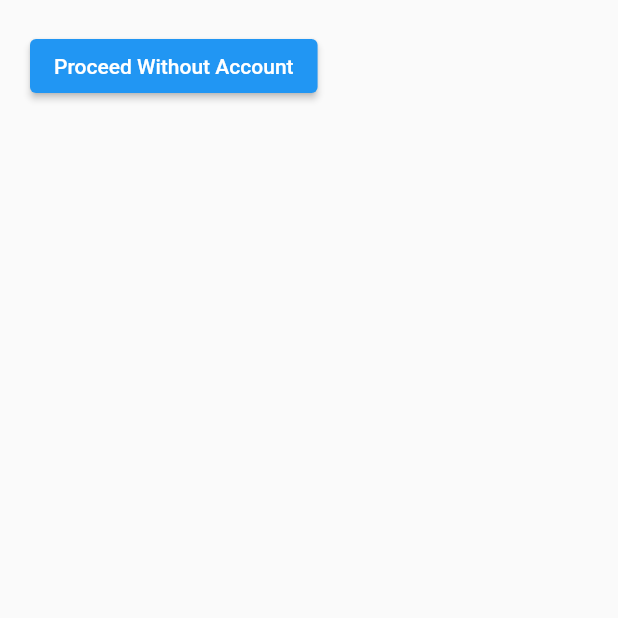
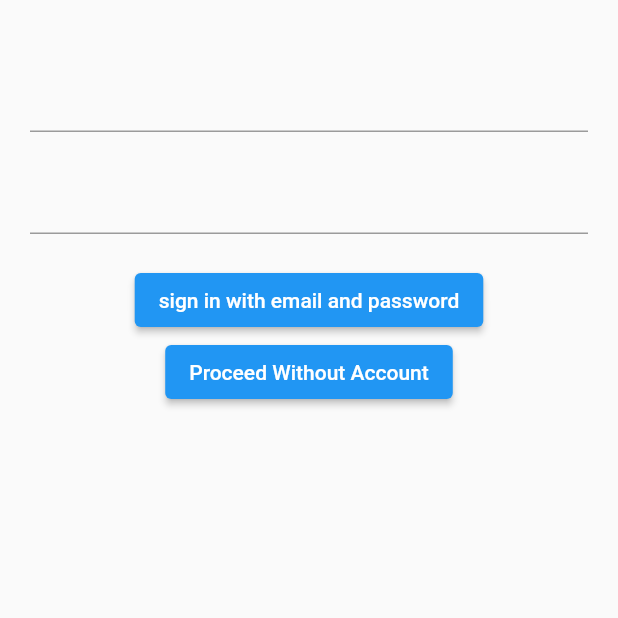
Before and after one commit to s-alad/trust, a Flutter app: the screen it shows after launch, on a phone screen of 412 x 824 dp, the top half of it. Run offline on Flutter 3.47's test engine with Material 2 defaults, Android fonts, the phone set to English and light mode, and no system bars; our stand-ins replace firebase_auth, firebase_core; accounts and stored records are empty.

Commit message:
email signin

```diff
--- a/trust/lib/screens/authenticate/sign_in.dart
+++ b/trust/lib/screens/authenticate/sign_in.dart
@@ -1,5 +1,5 @@
 import 'package:flutter/material.dart';
-import 'package:trust/screens/auth.dart';
+import 'package:trust/services/auth.dart';
 
 class SignIn extends StatefulWidget {
   const SignIn({Key? key}) : super(key: key);
@@ -10,6 +10,9 @@ class SignIn extends StatefulWidget {
 
 class _SignInState extends State<SignIn> {
   final AuthService _auth = AuthService();
+
+  String email = '';
+  String password = '';
 
   signIn() async {
     dynamic result = await _auth.signInAnon();
@@ -27,11 +30,40 @@ class _SignInState extends State<SignIn> {
     return Scaffold(
       body: Container(
         padding: const EdgeInsets.all(20),
-        child: ElevatedButton(
-          child: const Text('Proceed Without Account'),
-          onPressed: () async {
-            signIn();
-          },
+        child: Column(
+          children: <Widget>[
+            Form(
+              child: Column(
+                children: [
+                  const SizedBox(
+                    height: 20,
+                  ),
+                  TextFormField(
+                    onChanged: (value) => {setState(() => email = value)},
+                  ),
+                  const SizedBox(
+                    height: 20,
+                  ),
+                  TextFormField(
+                    obscureText: true,
+                    onChanged: (value) => {setState(() => password = value)},
+                  ),
+                  const SizedBox(
+                    height: 20,
+                  ),
+                  ElevatedButton(
+                      onPressed: () => {print(email + " " + password)},
+                      child: const Text("sign in with email and password"))
+                ],
+              ),
+            ),
+            ElevatedButton(
+              child: const Text('Proceed Without Account'),
+              onPressed: () async {
+                signIn();
+              },
+            ),
+          ],
         ),
       ),
     );
```
